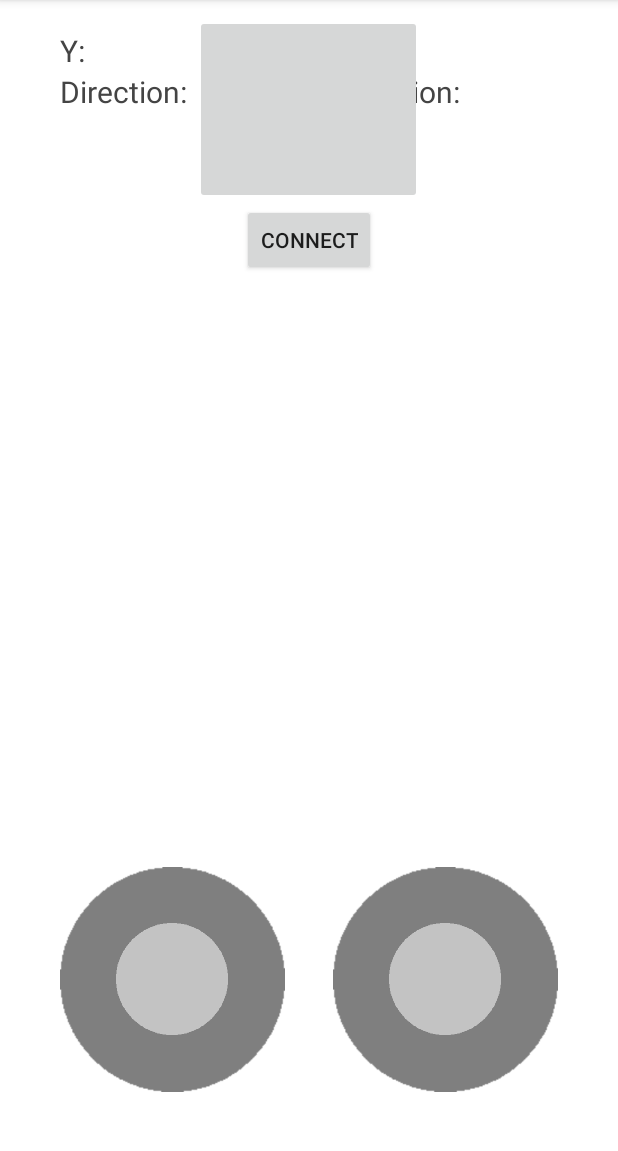
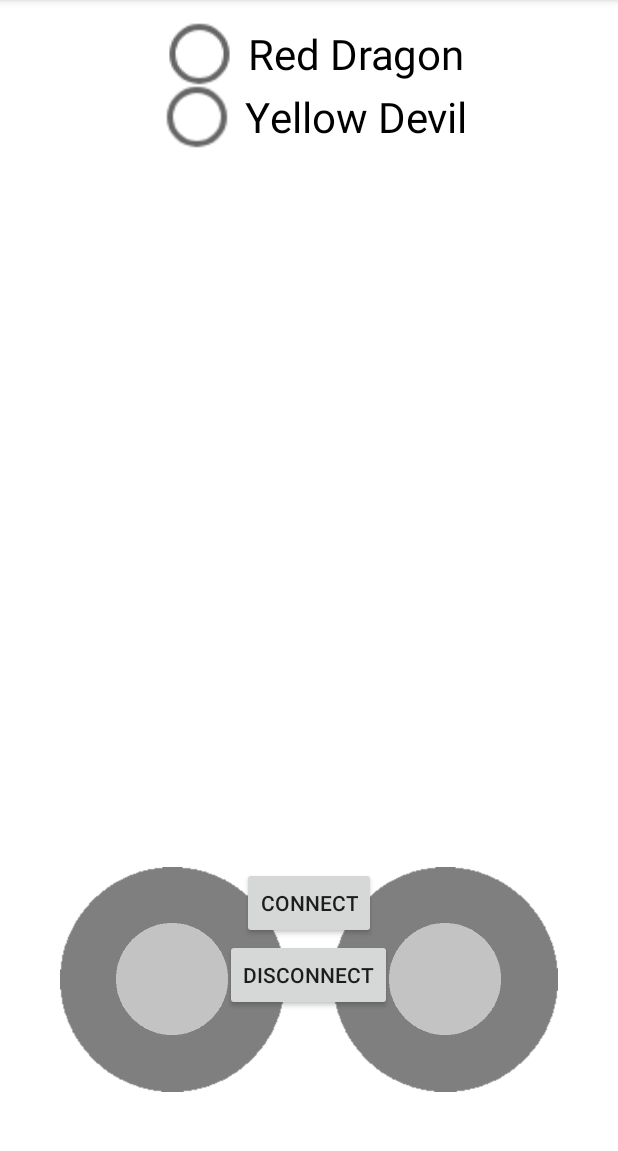
Before and after one commit to Jooster2/SmashCars, an Android app: the fragment JoystickFragment shown on its own in the app's theme, on a phone screen of 412 x 824 dp, the part 84-1235 px from its top. Run offline under Robolectric (Android 15) with nearby library versions, the light colour scheme and no system bars; libraries missing offline, so code that uses them is left out: android.test, android.test.suitebuilder; 1 statement that could not run was skipped.

Commit message:
Now possible to choose which car to connect to, and also to disconnect
Signed-off-by: Jooster2 <joakim.schmidt@gmail.com>

```diff
--- a/controller/app/src/main/java/com/smashcars/joystick/Joystick.java
+++ b/controller/app/src/main/java/com/smashcars/joystick/Joystick.java
@@ -5,6 +5,7 @@
 import android.graphics.BitmapFactory;
 import android.graphics.Canvas;
 import android.graphics.Paint;
+import android.util.Log;
 import android.view.MotionEvent;
 import android.view.View;
 import android.view.ViewGroup.LayoutParams;
@@ -30,6 +31,8 @@
     protected Paint paint;
     protected Bitmap joystick;
 
+    protected String TAG = "joystick";
+
     protected int joystick_width, joystick_height; // Size of the joystick
     protected double position = 0; // Position of the joystick [-1,1] = {x,y in R | -1 <= x,y <= 1}
 
@@ -44,7 +47,7 @@
 
         // Get the width/height of the layout
         params = layout.getLayoutParams();
-
+        Log.i(TAG, "params: " + params.width + " " + params.height);
         // Get the image of the joystick
         joystick = BitmapFactory.decodeResource(context.getResources(),
                 R.drawable.joystick_pressed);
--- a/controller/app/src/main/java/com/smashcars/joystick/JoystickFragment.java
+++ b/controller/app/src/main/java/com/smashcars/joystick/JoystickFragment.java
@@ -10,7 +10,9 @@
 import android.view.MotionEvent;
 import android.view.View;
 import android.view.ViewGroup;
+import android.widget.Button;
 import android.widget.ImageButton;
+import android.widget.RadioButton;
 import android.widget.RelativeLayout;
 import android.widget.TextView;
 
@@ -31,19 +33,27 @@
     private boolean motorReverse = false;
 
     private static final int SERVO_STRAIGHT_AHEAD = 90;
-    private static final int SERVO_MAXIMUM_ANGLE = 35;
+    private static final int SERVO_MAXIMUM_ANGLE = 50;
     private static final int MOTOR_STOP = 256;
     private static final int MOTOR_FORWARD = 768;
     private static final int MOTOR_BACKWARD = 256;
     private static final int MOTOR_FULL_SPEED = 200;
+
+    private String macAddress;
+
+    private static final String CAR_1_MAC_ADDRESS = "00:06:66:7B:AC:2C";
+    private static final String CAR_2_MAC_ADDRESS = "00:06:66:7B:AB:CA";
+
     int lastMotor = 256;
     int lastServo = 90;
     private int previousValue = 0;
+
     RelativeLayout horizontal_joystick, vertical_joystick; // Background layout of the joystick (the pad or whatever)
-    TextView xposText, yposText, directionText, directionText2; // Writes out the angle (in degrees) and direction of the joystick
     HorizontalJoystick h_joystick; // The actual joystick (smaller version that goes on top of the pad)
     VerticalJoystick v_joystick;
-    ImageButton powerupButton;
+    RadioButton car1Button;
+    RadioButton car2Button;
+    //ImageButton powerupButton;
 
     @Nullable
     @Override
@@ -53,16 +63,29 @@
 
         final MainActivity activity = (MainActivity)getActivity();
 
-        xposText = (TextView)view.findViewById(R.id.xposText);
-        yposText = (TextView)view.findViewById(R.id.yposText);
-        directionText2 = (TextView)view.findViewById(R.id.directionText2);
-        directionText = (TextView)view.findViewById(R.id.directionText);
         horizontal_joystick = (RelativeLayout)view.findViewById(R.id.horizontal_joystick);
         vertical_joystick = (RelativeLayout)view.findViewById(R.id.vertical_joystick);
-        powerupButton = (ImageButton)view.findViewById(R.id.powerButton);
+        car1Button = (RadioButton)view.findViewById(R.id.car1Button);
+        car2Button = (RadioButton)view.findViewById(R.id.car2Button);
 
-        h_joystick = new HorizontalJoystick(getActivity().getApplicationContext(),horizontal_joystick, 0);
-        v_joystick = new VerticalJoystick(getActivity().getApplicationContext(),vertical_joystick, 0.3);
+        car1Button.setOnClickListener(new View.OnClickListener() {
+            @Override
+            public void onClick(View v) {
+                macAddress = CAR_1_MAC_ADDRESS;
+            }
+
+        });
+
+        car2Button.setOnClickListener(new View.OnClickListener() {
+            @Override
+            public void onClick(View v) {
+                macAddress = CAR_2_MAC_ADDRESS;
+            }
+        });
+        //powerupButton = (ImageButton)view.findViewById(R.id.powerButton);
+
+        h_joystick = new HorizontalJoystick(getActivity().getApplicationContext(), horizontal_joystick, 0);
+        v_joystick = new VerticalJoystick(getActivity().getApplicationContext(), vertical_joystick, 0.3);
 
         horizontal_joystick.setOnTouchListener(new View.OnTouchListener() {
             public boolean onTouch(View view, MotionEvent event) {
@@ -74,19 +97,16 @@
                 int returnData = 0;
                 // If the joystick is touched or moved, do stuff
                 if (action == MotionEvent.ACTION_DOWN || action == MotionEvent.ACTION_MOVE) {
-                    xposText.setText("X: " + h_joystick.getPosition());
                     double x_pos = h_joystick.getPosition();
 
-                    if(!servoReverse)
+                    if(servoReverse)
                         x_pos = -x_pos;
                     // Depending on the direction of the joystick, do stuff
                     if (x_pos < 0) {
                         returnData = SERVO_STRAIGHT_AHEAD + (int)(SERVO_MAXIMUM_ANGLE  * x_pos);
-                        directionText.setText("Direction: Left");
                         lastServo = returnData;
                     } else if (x_pos >= 0) {
                         returnData = SERVO_STRAIGHT_AHEAD + (int) (SERVO_MAXIMUM_ANGLE * x_pos);
-                        directionText.setText("Direction: Right");
                         lastServo = returnData;
                     }
                     if(previousValue != returnData) {
@@ -97,12 +117,6 @@
                 }
                 // When the joystick is released, reset
                 else if (action == MotionEvent.ACTION_UP) {
-                    returnData = SERVO_STRAIGHT_AHEAD;
-
-                    //for(int i = 0 ; i <= 20; i++)
-                       // activity.addCommand(returnData);
-                    xposText.setText("X:");
-                    directionText.setText("Direction:");
                     activity.stopServo(lastMotor);
                     lastServo = 90;
 
@@ -124,7 +138,6 @@
 
                 // If the joystick is touched or moved, do stuff
                 if (action == MotionEvent.ACTION_DOWN || action == MotionEvent.ACTION_MOVE) {
-                    yposText.setText("Y: " + v_joystick.getPosition());
                     double y_pos = v_joystick.getPosition();
 
                     if(lockMotorSpeed != -1) {
@@ -137,7 +150,6 @@
                             returnData = MOTOR_FORWARD + (int)(MOTOR_FULL_SPEED * y_pos);
                         else
                             returnData = MOTOR_BACKWARD + (int)(MOTOR_FULL_SPEED * y_pos);
-                        directionText2.setText("Direction: Up");
                         lastMotor = returnData;
 
                     } else if (y_pos < 0) {
@@ -145,7 +157,6 @@
                             returnData = MOTOR_BACKWARD + (int)(MOTOR_FULL_SPEED  * (-1) * y_pos);
                         else
                             returnData = MOTOR_FORWARD + (int)(MOTOR_FULL_SPEED  * (-1) * y_pos);
-                        directionText2.setText("Direction: Down");
                         lastMotor = returnData;
                     }
 
@@ -157,12 +168,6 @@
                 }
                 // When the joystick is released, reset
                 else if (action == MotionEvent.ACTION_UP) {
-                    // Stop the engine
-                    returnData = MOTOR_STOP;
-                    //for(int i = 0 ; i <= 20; i++)
-                        //activity.addCommand(returnData);
-                    yposText.setText("Y:");
-                    directionText2.setText("Direction:");
                     activity.stopMotor(lastServo);
                     lastMotor = 256;
                 }
@@ -229,11 +234,15 @@
         }
     }
 
-    private void setPowerupImage() {
+    /*private void setPowerupImage() {
         Context context = (MainActivity)getActivity();
         powerupButton.setImageResource(context.getResources().getIdentifier(
                 Character.toString(powerup), "drawable", context.getPackageName()));
 
+    }*/
+
+    public void setServoReverse(boolean reverse) {
+        servoReverse = reverse;
     }
 
     private class Timer extends Thread {
@@ -257,4 +266,8 @@
             ((MainActivity)getActivity()).stopPowerup(powerup);
         }
     }
+
+    public String getMacAddress() {
+        return macAddress;
+    }
 }
--- a/controller/app/src/main/res/layout/joystick_fragment.xml
+++ b/controller/app/src/main/res/layout/joystick_fragment.xml
@@ -43,61 +43,55 @@
         android:layout_marginLeft="40dp"
         android:layout_marginBottom="40dp" />
 
-    <TextView
-        android:layout_height="wrap_content"
-        android:layout_width="wrap_content"
-        android:id="@+id/directionText"
-        android:textSize="20dp"
-        android:textColor="#444444"
-        android:text="Direction: "
-        android:layout_below="@+id/xposText"
-        android:layout_alignStart="@+id/horizontal_joystick" />
-
-    <TextView
-        android:layout_height="wrap_content"
-        android:layout_width="wrap_content"
-        android:id="@+id/xposText"
-        android:textSize="20dp"
-        android:textColor="#444444"
-        android:text="X: "
-        android:layout_below="@+id/linearLayout1"
-        android:layout_alignStart="@+id/directionText" />
-
-    <TextView
-        android:layout_height="wrap_content"
-        android:layout_width="wrap_content"
-        android:id="@+id/directionText2"
-        android:textSize="20dp"
-        android:textColor="#444444"
-        android:text="Direction: "
-        android:layout_below="@+id/yposText"
-        android:layout_alignStart="@+id/vertical_joystick" />
-
-    <TextView
-        android:layout_height="wrap_content"
-        android:layout_width="wrap_content"
-        android:id="@+id/yposText"
-        android:textSize="20dp"
-        android:textColor="#444444"
-        android:text="Y: "
-        android:layout_below="@+id/linearLayout1"
-        android:layout_alignStart="@+id/directionText2" />
-
-    <ImageButton
-        android:layout_width="151dp"
-        android:layout_height="126dp"
-        android:id="@+id/powerButton"
-        android:layout_centerHorizontal="true"
-        android:layout_alignTop="@+id/linearLayout1"
-        android:onClick="usePowerup"/>
-
     <Button
         android:layout_width="wrap_content"
         android:layout_height="wrap_content"
         android:text="Connect"
         android:id="@+id/connectButton"
-        android:layout_below="@+id/powerButton"
+        android:onClick="connectNow"
+        android:layout_below="@+id/radioGroup"
+        android:layout_centerHorizontal="true"/>
+
+    <RadioGroup
+        android:layout_width="match_parent"
+        android:layout_height="match_parent"
+        android:layout_alignParentTop="true"
+        android:layout_above="@+id/horizontal_joystick"
+        android:id="@+id/radioGroup"
+        android:layout_toStartOf="@+id/horizontal_joystick"
+        android:layout_alignParentEnd="true">
+
+        <RadioButton
+            android:layout_width="wrap_content"
+            android:layout_height="wrap_content"
+            android:text="Red Dragon"
+            android:scaleX="2"
+            android:scaleY="2"
+            android:id="@+id/car1Button"
+            android:layout_gravity="center_horizontal"
+            android:checked="false"
+            android:layout_marginTop="20dp"/>
+
+        <RadioButton
+            android:layout_width="wrap_content"
+            android:layout_height="wrap_content"
+            android:text="Yellow Devil"
+            android:scaleX="2"
+            android:scaleY="2"
+            android:id="@+id/car2Button"
+            android:layout_gravity="center_horizontal"
+            android:checked="false"
+            android:layout_marginTop="10dp"/>
+
+    </RadioGroup>
+
+    <Button
+        android:layout_width="wrap_content"
+        android:layout_height="wrap_content"
+        android:text="Disconnect"
+        android:id="@+id/disconnectButton"
+        android:layout_below="@+id/connectButton"
         android:layout_centerHorizontal="true"
-        android:onClick="chooseCar"/>
+        android:onClick="disconnect"/>
 
 </RelativeLayout>
```
Also changed, not shown: controller/app/src/main/java/com/smashcars/core/BluetoothHandler.java (+3 -5 lines), controller/app/src/main/java/com/smashcars/core/MainActivity.java (+13 -51 lines).
